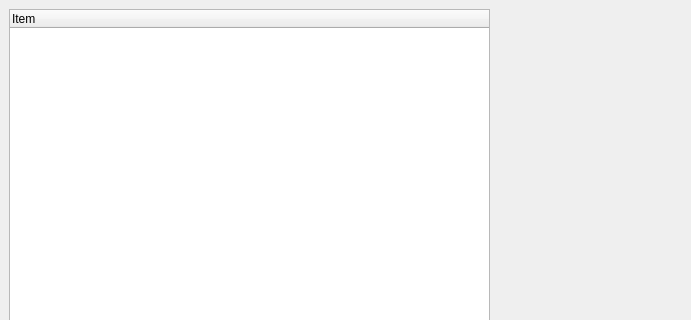
First picture: the form in branches/0.2/profit/widgets/ui_plot.ui, repository radupaul/profitpy, before the edit; both pictures show x 0 to 691 and y 0 to 320 of the 691 by 678 pixel window.
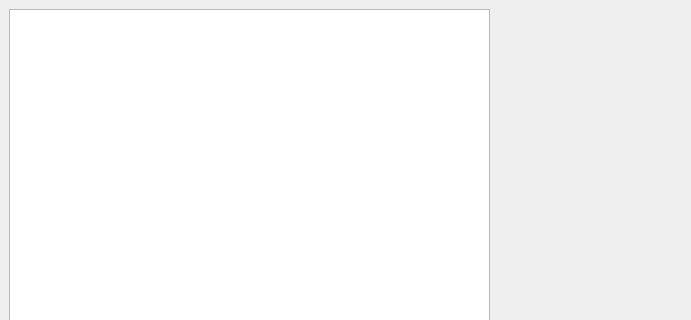
Second picture: the form after the edit. Custom widgets are drawn as their Qt base class.

Commit message: Changed account display and plot controls to use model/views.

Diff of the .ui file:
```diff
--- a/branches/0.2/profit/widgets/ui_plot.ui
+++ b/branches/0.2/profit/widgets/ui_plot.ui
@@ -24,7 +24,7 @@
      <property name="orientation" >
       <enum>Qt::Horizontal</enum>
      </property>
-     <widget class="QTreeWidget" name="controlTree" >
+     <widget class="QTreeView" name="controlTree" >
       <property name="alternatingRowColors" >
        <bool>true</bool>
       </property>
@@ -37,14 +37,6 @@
       <property name="allColumnsShowFocus" >
        <bool>true</bool>
       </property>
-      <property name="columnCount" >
-       <number>1</number>
-      </property>
-      <column>
-       <property name="text" >
-        <string>Item</string>
-       </property>
-      </column>
      </widget>
      <widget class="QwtPlot" name="plotWidget" >
       <property name="sizePolicy" >
```
The commit also changes 8 other files.
